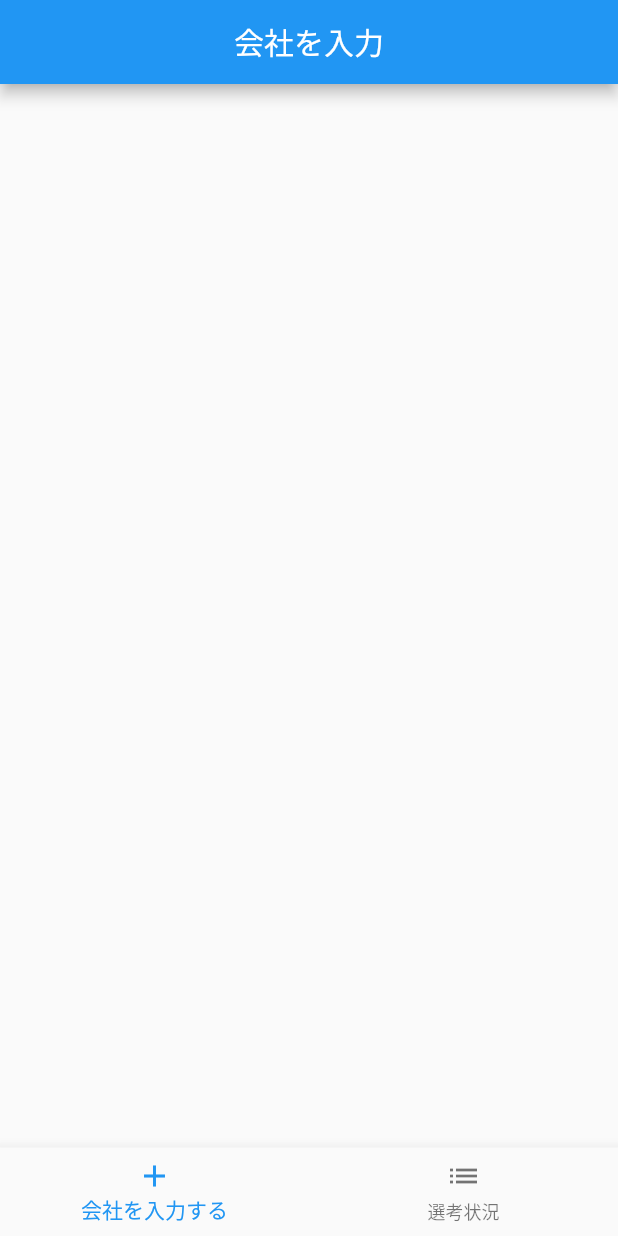
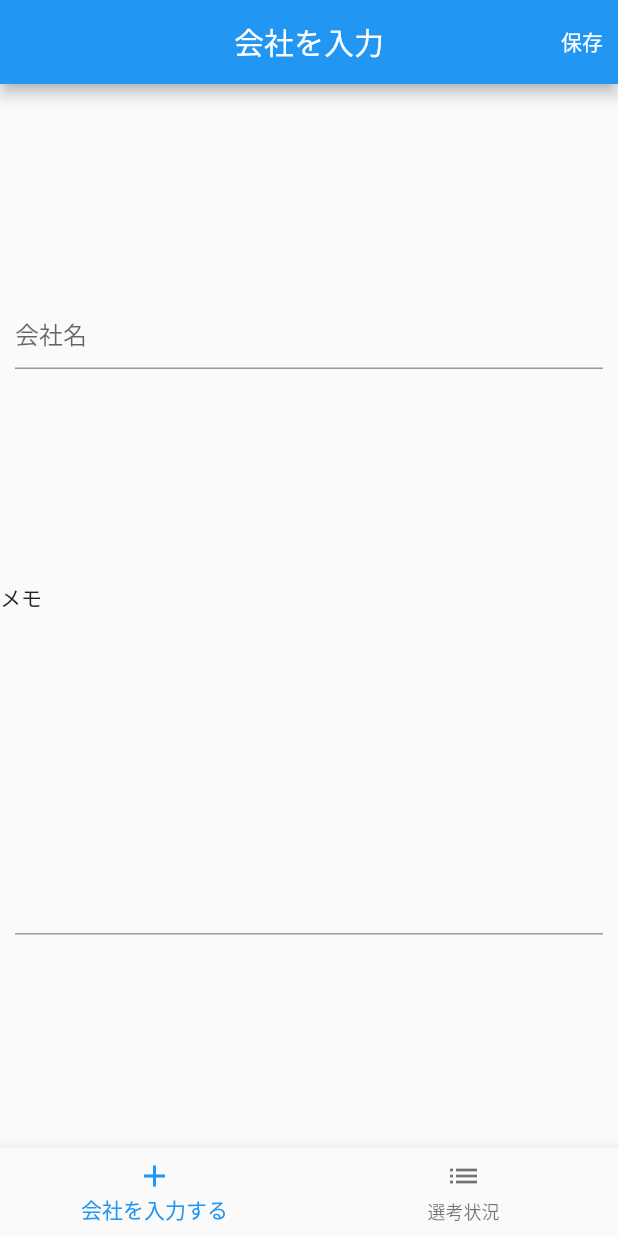
Before and after one commit to shokiogawa/progress-job-hunting, a Flutter app: the screen it shows after launch, on a phone screen of 412 x 824 dp. Run offline on Flutter 3.47's test engine with Material 2 defaults, Android fonts, the phone set to English and light mode, and no system bars.

```diff
--- a/lib/view/page/add_company_page.dart
+++ b/lib/view/page/add_company_page.dart
@@ -1,12 +1,48 @@
 import 'package:flutter/material.dart';
 
 class AddCompanyPage extends StatelessWidget {
+  final TextEditingController _companyNameController = TextEditingController();
+  final TextEditingController _memoController = TextEditingController();
+
   @override
   Widget build(BuildContext context) {
     return Scaffold(
       appBar: AppBar(
+        actions: [
+          IconButton(icon: Text("保存"), onPressed: null)
+        ],
         title: Text("会社を入力"),
         centerTitle: true,
+      ),
+      body: Column(
+        mainAxisAlignment: MainAxisAlignment.spaceEvenly,
+        children: [
+          Container(
+            child: Padding(
+              padding: const EdgeInsets.symmetric(horizontal: 10),
+              child: TextField(
+                decoration: InputDecoration(hintText: "会社名"),
+                maxLines: 1,
+                controller: _companyNameController,
+              ),
+            ),
+          ),
+          Container(
+            child: Column(
+              crossAxisAlignment: CrossAxisAlignment.start,
+              children: [
+                Text("メモ"),
+                Padding(
+                  padding: const EdgeInsets.symmetric(horizontal: 10),
+                  child: TextField(
+                    maxLines: 10,
+                    controller: _memoController,
+                  ),
+                ),
+              ],
+            ),
+          ),
+        ],
       ),
     );
   }
```
Also changed, not shown: 3 other files.
